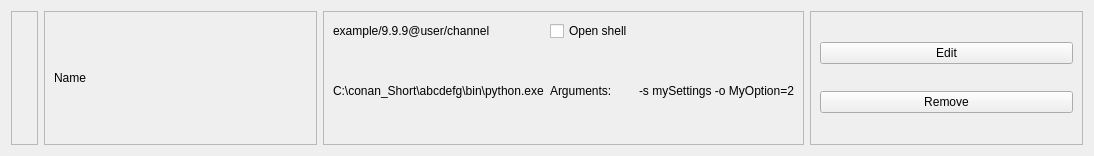
First picture: the form in src/conan_app_launcher/ui/views/app_grid/app_link.ui, repository goszpeti/conan_explorer, before the edit.
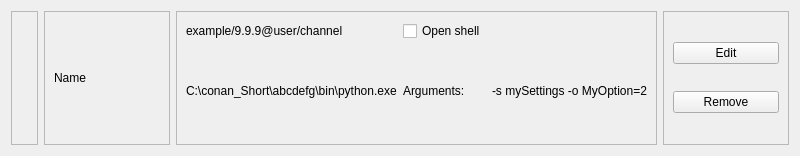
Second picture: the form after the edit. Icons and pictures are not drawn.

Commit message: WIP * Update About Page, break down in parts * Add dynamic size constraints to plugin pages * Remove app grid * PoC for new App Link via .ui file * Updated styling

What changed in the file:
```diff
--- a/src/conan_app_launcher/ui/views/app_grid/app_link.ui
+++ b/src/conan_app_launcher/ui/views/app_grid/app_link.ui
@@ -6,10 +6,16 @@
    <rect>
     <x>0</x>
     <y>0</y>
-    <width>1094</width>
+    <width>800</width>
     <height>156</height>
    </rect>
   </property>
+  <property name="maximumSize">
+   <size>
+    <width>800</width>
+    <height>16777215</height>
+   </size>
+  </property>
   <property name="windowTitle">
    <string>Form</string>
   </property>
```
The commit also changes 27 other files.
